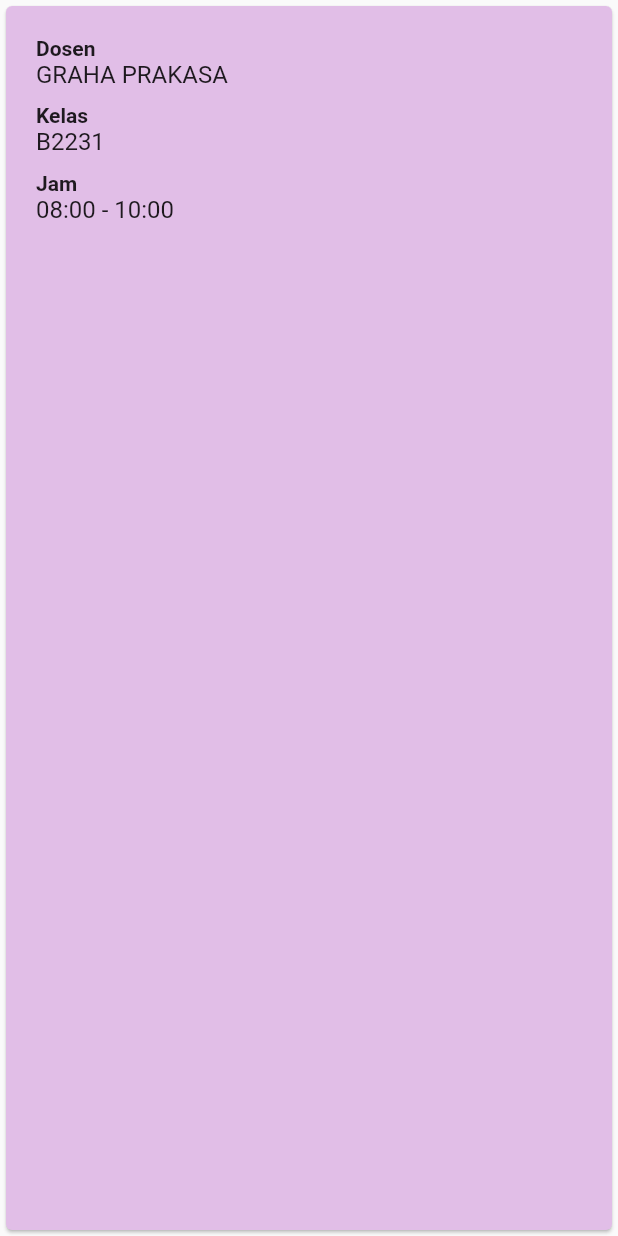
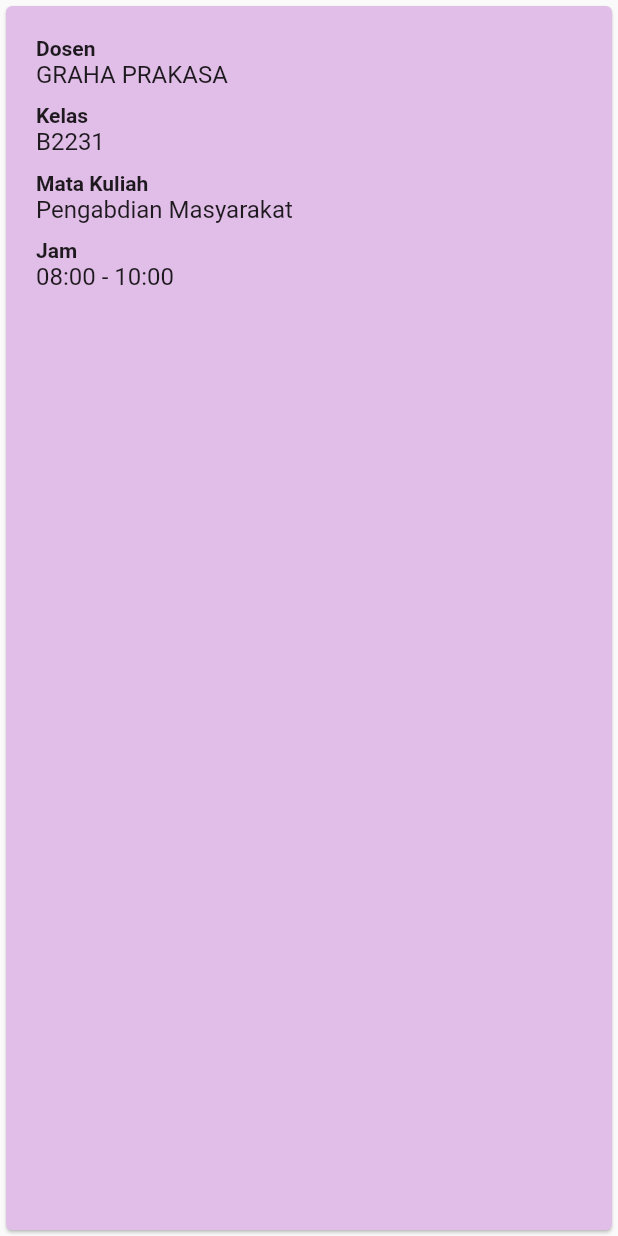
Before and after one commit to yogichandras/myfti-mobile, a Flutter app: the ScheduleClassCardWidget widget shown alone on an empty page, opened directly, on a phone screen of 412 x 824 dp. Run offline on Flutter 3.47's test engine with Material 2 defaults, Android fonts, the phone set to English and light mode, and no system bars.

Commit message:
chore: various adjustment

```diff
--- a/lib/ui/schedule_class_card_widget.dart
+++ b/lib/ui/schedule_class_card_widget.dart
@@ -1,17 +1,12 @@
 import 'dart:math';
 
 import 'package:flutter/material.dart';
+import 'package:myfti/models/schedule_class_model.dart';
 
 class ScheduleClassCardWidget extends StatelessWidget {
-  final String lecturer;
-  final String room;
-  final String time;
+  final ScheduleClassModel item;
 
-  const ScheduleClassCardWidget(
-      {super.key,
-      required this.lecturer,
-      required this.room,
-      required this.time});
+  const ScheduleClassCardWidget({super.key, required this.item});
 
   get _getRandomCardColor {
     final colors = [
@@ -47,7 +42,7 @@ class ScheduleClassCardWidget extends StatelessWidget {
               ),
             ),
             Text(
-              lecturer,
+              item.lecturer!,
               style: const TextStyle(
                 fontSize: 16,
               ),
@@ -61,7 +56,21 @@ class ScheduleClassCardWidget extends StatelessWidget {
               ),
             ),
             Text(
-              room,
+              item.room!,
+              style: const TextStyle(
+                fontSize: 16,
+              ),
+            ),
+            const SizedBox(height: 10),
+            const Text(
+              'Mata Kuliah',
+              style: TextStyle(
+                fontSize: 14,
+                fontWeight: FontWeight.bold,
+              ),
+            ),
+            Text(
+              item.subject!,
               style: const TextStyle(
                 fontSize: 16,
               ),
@@ -75,7 +84,7 @@ class ScheduleClassCardWidget extends StatelessWidget {
               ),
             ),
             Text(
-              time,
+              item.time!,
               style: const TextStyle(
                 fontSize: 16,
               ),
```
Also changed, not shown: lib/main.dart (+15 -7 lines), lib/ui/article_card_widget.dart (+10 -16 lines).
